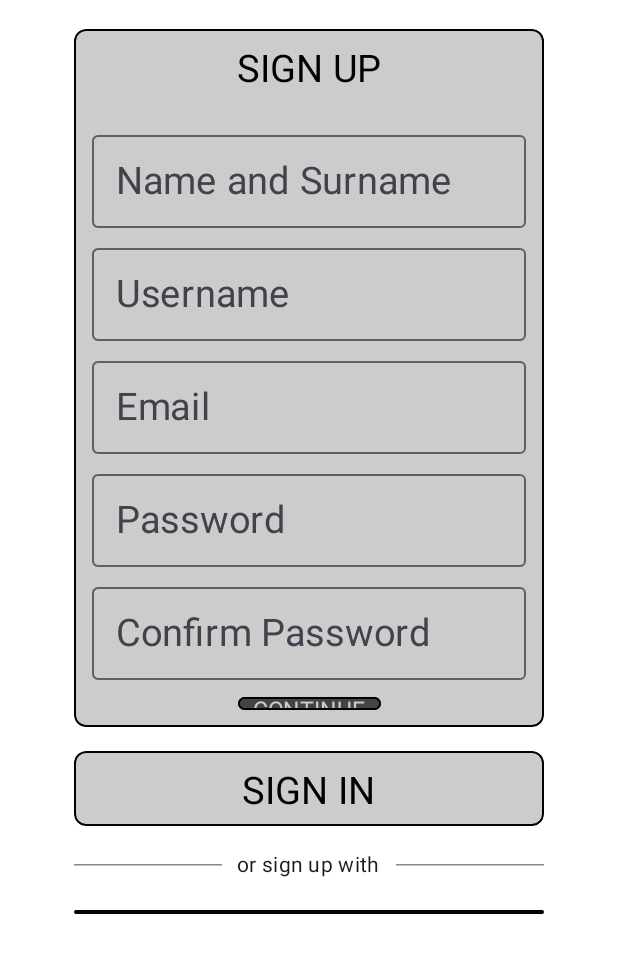
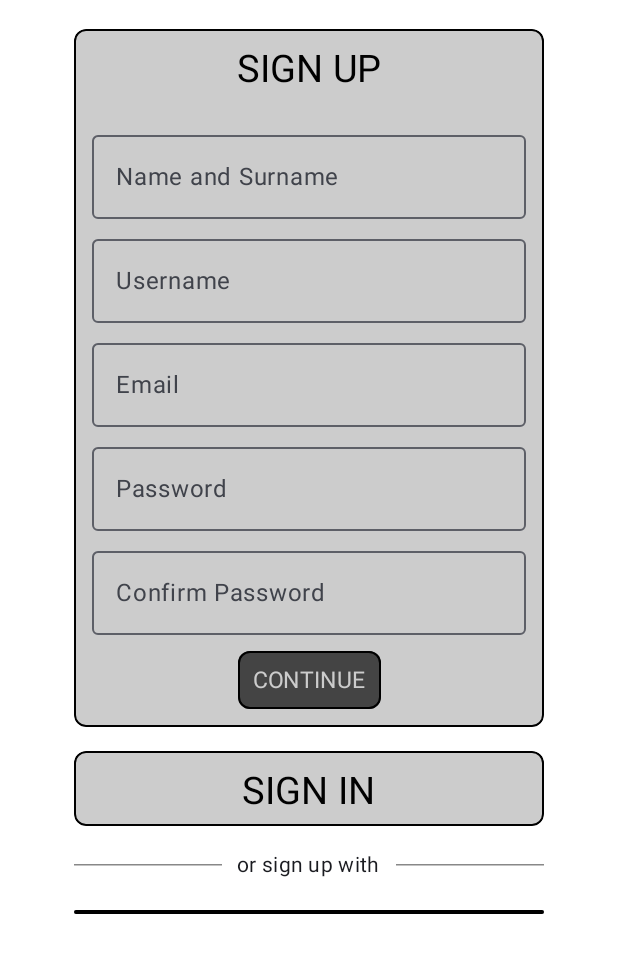
Before and after one commit to xtaja/TNUV-AlarmMeUp, an Android app built with Jetpack Compose: the screen it shows after launch (MainActivity), after a tap on "SIGN UP", on a phone screen of 412 x 824 dp, the part 242-1215 px from its top. Run offline under Robolectric (Android 15) with nearby library versions, the phone set to English and light mode, and no system bars.

Commit message:
fixed font size

```diff
--- a/app/src/main/java/si/uni_lj/fe/tunv/alarmmeup/ui/theme/Type.kt
+++ b/app/src/main/java/si/uni_lj/fe/tunv/alarmmeup/ui/theme/Type.kt
@@ -11,8 +11,8 @@ val Typography = Typography(
     bodyLarge = TextStyle(
         fontFamily = FontFamily.Default,
         fontWeight = FontWeight.Normal,
-        fontSize = 25.sp,
-        lineHeight = 30.sp,
+        fontSize = 16.sp,
+        lineHeight = 24.sp,
         letterSpacing = 0.5.sp
     )
     /* Other default text styles to override
```
